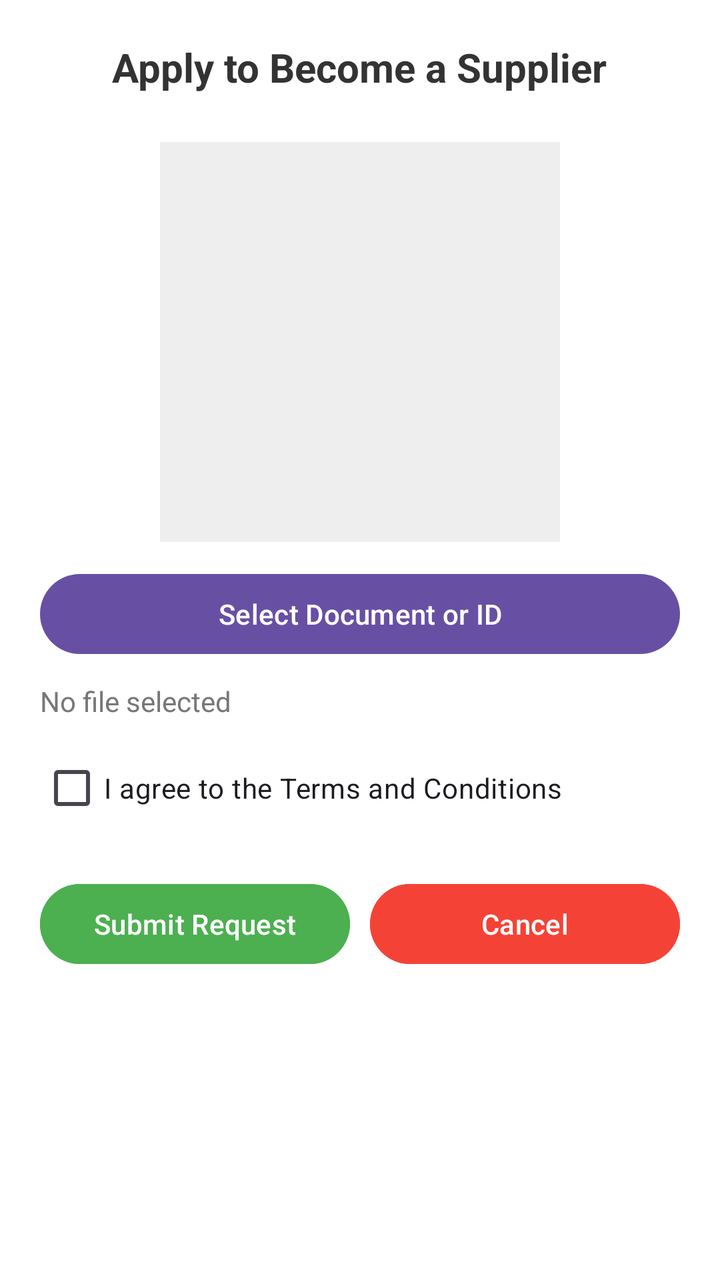
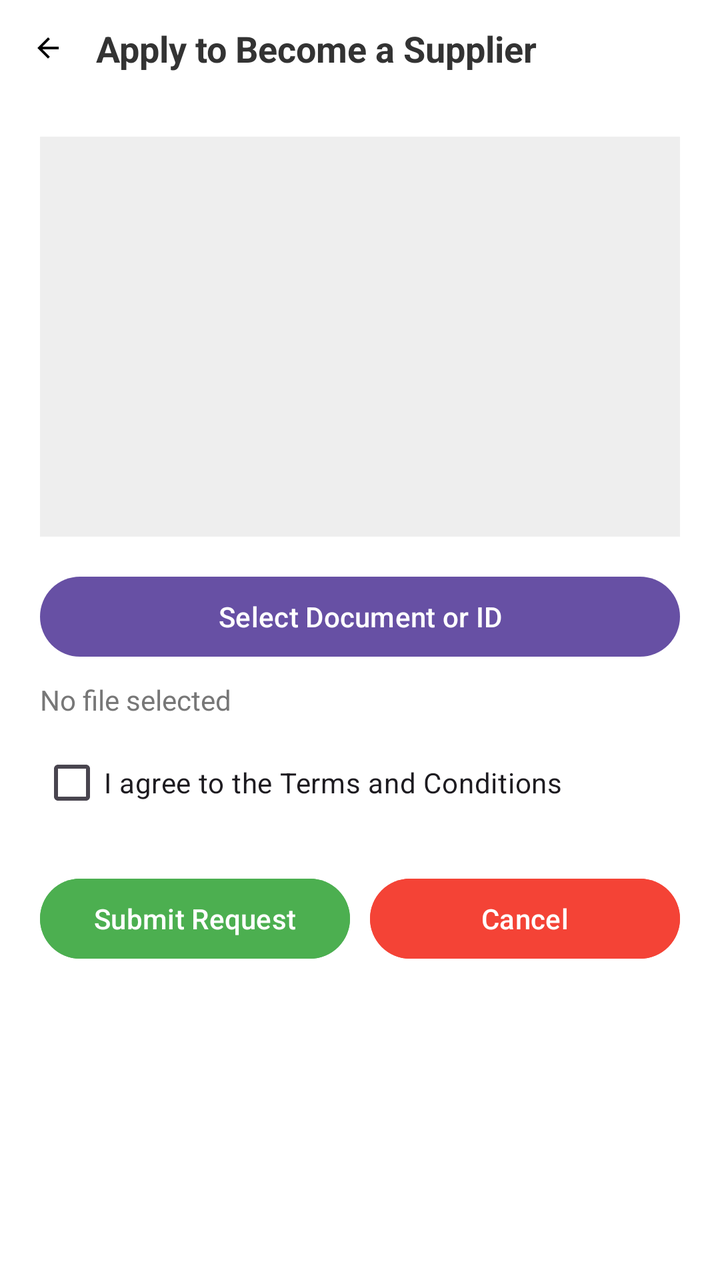

Compare the two renders of this Android layout. The source of the first and the diff that turns it into the second are given below.
<!-- AndroidManifest.xml: application theme Theme.FurnitureStore -->
<!-- res/layout/activity_supplier_request.xml -->
<?xml version="1.0" encoding="utf-8"?>
<LinearLayout xmlns:android="http://schemas.android.com/apk/res/android"
    android:id="@+id/applySupplierLayout"
    android:layout_width="match_parent"
    android:layout_height="match_parent"
    android:orientation="vertical"
    android:padding="20dp"
    android:background="#FFFFFF">

    <TextView
        android:id="@+id/headerText"
        android:layout_width="wrap_content"
        android:layout_height="wrap_content"
        android:text="Apply to Become a Supplier"
        android:textSize="20sp"
        android:textStyle="bold"
        android:textColor="#333333"
        android:layout_gravity="center_horizontal"
        android:layout_marginBottom="24dp" />

    <ImageView
        android:id="@+id/previewImage"
        android:layout_width="200dp"
        android:layout_height="200dp"
        android:layout_gravity="center_horizontal"
        android:layout_marginBottom="12dp"
        android:scaleType="centerCrop"
        android:background="#EEEEEE"
        android:contentDescription="Preview of selected image" />

    <Button
        android:id="@+id/selectImageBtn"
        android:layout_width="match_parent"
        android:layout_height="wrap_content"
        android:text="Select Document or ID" />

    <TextView
        android:id="@+id/statusText"
        android:layout_width="match_parent"
        android:layout_height="wrap_content"
        android:text="No file selected"
        android:textSize="14sp"
        android:textColor="#777777"
        android:layout_marginTop="10dp"
        android:layout_marginBottom="10dp" />

    <CheckBox
        android:id="@+id/termsCheckbox"
        android:layout_width="match_parent"
        android:layout_height="wrap_content"
        android:text="I agree to the Terms and Conditions"
        android:textSize="14sp" />

    <LinearLayout
        android:layout_width="match_parent"
        android:layout_height="wrap_content"
        android:orientation="horizontal"
        android:layout_marginTop="20dp"
        android:gravity="center">

        <Button
            android:id="@+id/submitRequestBtn"
            android:layout_width="0dp"
            android:layout_weight="1"
            android:layout_height="wrap_content"
            android:text="Submit Request"
            android:backgroundTint="#4CAF50"
            android:textColor="#FFFFFF" />

        <Button
            android:id="@+id/cancelBtn"
            android:layout_width="0dp"
            android:layout_weight="1"
            android:layout_height="wrap_content"
            android:text="Cancel"
            android:layout_marginStart="10dp"
            android:backgroundTint="#F44336"
            android:textColor="#FFFFFF" />
    </LinearLayout>
</LinearLayout>
<!-- resources referenced by this layout -->
<resources>
  <style name="Theme.FurnitureStore" parent="Base.Theme.FurnitureStore" />
  <style name="Base.Theme.FurnitureStore" parent="Theme.Material3.DayNight.NoActionBar">
          
          
      </style>
</resources>

<!-- the commit's change to res/layout/activity_supplier_request.xml (unified diff, before → after) -->
@@ -4,77 +4,104 @@
     android:layout_width="match_parent"
     android:layout_height="match_parent"
     android:orientation="vertical"
-    android:padding="20dp"
     android:background="#FFFFFF">
 
-    <TextView
-        android:id="@+id/headerText"
-        android:layout_width="wrap_content"
-        android:layout_height="wrap_content"
-        android:text="Apply to Become a Supplier"
-        android:textSize="20sp"
-        android:textStyle="bold"
-        android:textColor="#333333"
-        android:layout_gravity="center_horizontal"
-        android:layout_marginBottom="24dp" />
-
-    <ImageView
-        android:id="@+id/previewImage"
-        android:layout_width="200dp"
-        android:layout_height="200dp"
-        android:layout_gravity="center_horizontal"
-        android:layout_marginBottom="12dp"
-        android:scaleType="centerCrop"
-        android:background="#EEEEEE"
-        android:contentDescription="Preview of selected image" />
-
-    <Button
-        android:id="@+id/selectImageBtn"
-        android:layout_width="match_parent"
-        android:layout_height="wrap_content"
-        android:text="Select Document or ID" />
-
-    <TextView
-        android:id="@+id/statusText"
-        android:layout_width="match_parent"
-        android:layout_height="wrap_content"
-        android:text="No file selected"
-        android:textSize="14sp"
-        android:textColor="#777777"
-        android:layout_marginTop="10dp"
-        android:layout_marginBottom="10dp" />
-
-    <CheckBox
-        android:id="@+id/termsCheckbox"
-        android:layout_width="match_parent"
-        android:layout_height="wrap_content"
-        android:text="I agree to the Terms and Conditions"
-        android:textSize="14sp" />
-
+    
     <LinearLayout
         android:layout_width="match_parent"
         android:layout_height="wrap_content"
         android:orientation="horizontal"
-        android:layout_marginTop="20dp"
-        android:gravity="center">
+        android:padding="12dp"
+        android:gravity="center_vertical">
 
-        <Button
-            android:id="@+id/submitRequestBtn"
-            android:layout_width="0dp"
-            android:layout_weight="1"
+        <ImageView
+            android:id="@+id/backIcon"
+            android:layout_width="24dp"
+            android:layout_height="24dp"
+            android:src="@drawable/ic_back"
+            android:contentDescription="Back"
+            android:padding="4dp" />
+
+        <TextView
+            android:layout_width="wrap_content"
             android:layout_height="wrap_content"
-            android:text="Submit Request"
-            android:backgroundTint="#4CAF50"
-            android:textColor="#FFFFFF" />
+            android:text="Apply to Become a Supplier"
+            android:textSize="18sp"
+            android:textStyle="bold"
+            android:textColor="#333333"
+            android:layout_marginStart="12dp" />
+    </LinearLayout>
 
-        <Button
-            android:id="@+id/cancelBtn"
-            android:layout_width="0dp"
-            android:layout_weight="1"
+    <ScrollView
+        android:layout_width="match_parent"
+        android:layout_height="match_parent"
+        android:fillViewport="true">
+
+        <LinearLayout
+            android:layout_width="match_parent"
             android:layout_height="wrap_content"
-            android:text="Cancel"
-            android:layout_marginStart="10dp"
-            android:backgroundTint="#F44336"
-            android:textColor="#FFFFFF" />
-    </LinearLayout>
+            android:orientation="vertical"
+            android:padding="20dp">
+
+            <ImageView
+                android:id="@+id/previewImage"
+                android:layout_width="match_parent"
+                android:layout_height="200dp"
+                android:layout_marginBottom="16dp"
+                android:scaleType="centerCrop"
+                android:background="#EEEEEE"
+                android:contentDescription="Preview of selected image" />
+
+            <Button
+                android:id="@+id/selectImageBtn"
+                android:layout_width="match_parent"
+                android:layout_height="wrap_content"
+                android:text="Select Document or ID" />
+
+            <TextView
+                android:id="@+id/statusText"
+                android:layout_width="match_parent"
+                android:layout_height="wrap_content"
+                android:text="No file selected"
+                android:textSize="14sp"
+                android:textColor="#777777"
+                android:layout_marginTop="8dp"
+                android:layout_marginBottom="8dp" />
+
+            <CheckBox
+                android:id="@+id/termsCheckbox"
+                android:layout_width="match_parent"
+                android:layout_height="wrap_content"
+                android:text="I agree to the Terms and Conditions"
+                android:textSize="14sp"
+                android:layout_marginBottom="20dp" />
+
+            <LinearLayout
+                android:layout_width="match_parent"
+                android:layout_height="wrap_content"
+                android:orientation="horizontal"
+                android:gravity="center">
+
+                <Button
+                    android:id="@+id/submitRequestBtn"
+                    android:layout_width="0dp"
+                    android:layout_weight="1"
+                    android:layout_height="wrap_content"
+                    android:text="Submit Request"
+                    android:backgroundTint="#4CAF50"
+                    android:textColor="#FFFFFF" />
+
+                <Button
+                    android:id="@+id/cancelBtn"
+                    android:layout_width="0dp"
+                    android:layout_weight="1"
+                    android:layout_height="wrap_content"
+                    android:text="Cancel"
+                    android:layout_marginStart="10dp"
+                    android:backgroundTint="#F44336"
+                    android:textColor="#FFFFFF" />
+            </LinearLayout>
+
+        </LinearLayout>
+    </ScrollView>
 </LinearLayout>
<!-- resource entries referenced after the edit -->
@@ -1,5 +1,11 @@
 <!-- resources referenced by this layout -->
 <resources>
+  <!-- drawable ic_back (drawable) -->
+  <vector xmlns:android="http://schemas.android.com/apk/res/android" android:autoMirrored="true" android:height="24dp" android:tint="#000000" android:viewportHeight="24" android:viewportWidth="24" android:width="24dp">
+        
+      <path android:fillColor="@android:color/white" android:pathData="M20,11H7.83l5.59,-5.59L12,4l-8,8 8,8 1.41,-1.41L7.83,13H20v-2z"/>
+      
+  </vector>
   <style name="Theme.FurnitureStore" parent="Base.Theme.FurnitureStore" />
   <style name="Base.Theme.FurnitureStore" parent="Theme.Material3.DayNight.NoActionBar">
           
